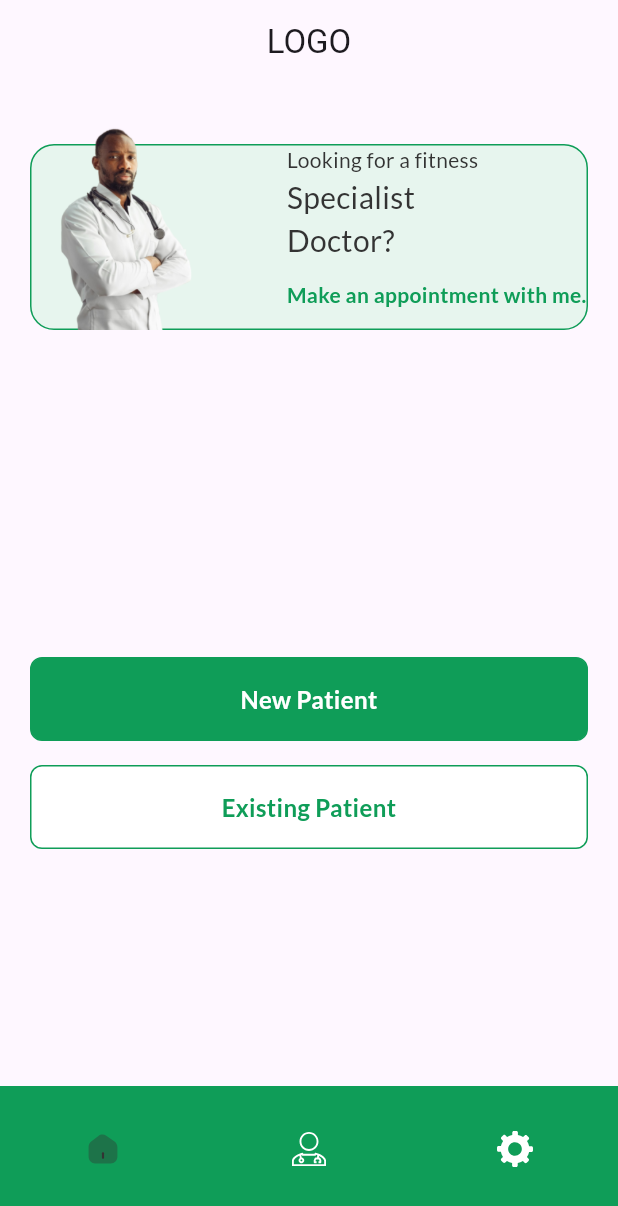
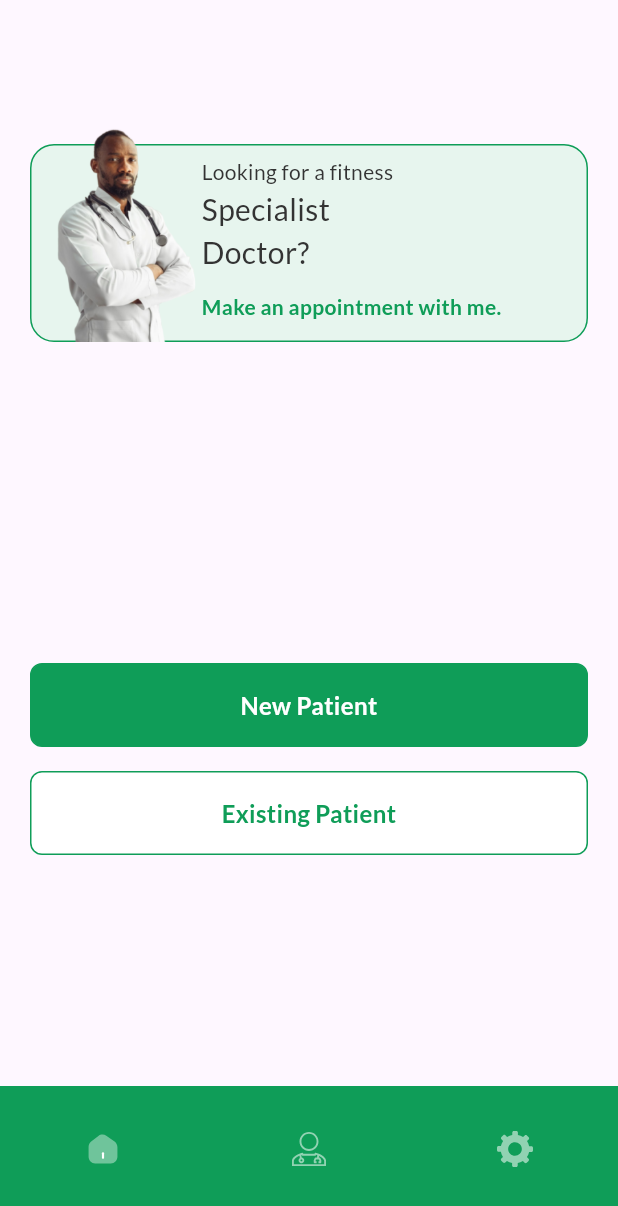
Before and after one commit to bdCalling-Sdt-hub/dr_booking, a Flutter app: the screen it shows after launch, on a phone screen of 412 x 824 dp. Shown: the top 1206 px of the screen. Run offline on Flutter 3.47's test engine with Material 3 defaults, Android fonts, the phone set to English and light mode, and no system bars; our stand-ins replace flutter_svg, get, google_fonts; missing offline and left inert: syncfusion_flutter_signaturepad; project files that could hold a hidden picture were left out.

Commit message:
feat(all screen): done

```diff
--- a/lib/view/screens/home/home_screen.dart
+++ b/lib/view/screens/home/home_screen.dart
@@ -17,12 +17,17 @@ class _HomeScreenState extends State<HomeScreen> {
   @override
   Widget build(BuildContext context) {
     return Scaffold(
+      // appBar: AppBar(
+      //   title: const Text("LOGO"),
+      //   centerTitle: true,
+      //   automaticallyImplyLeading: false,
+      // ),
+      // backgroundColor: Colors.amberAccent,
+
       appBar: AppBar(
-        title: const Text("LOGO"),
-        centerTitle: true,
         automaticallyImplyLeading: false,
+
       ),
-      // backgroundColor: Colors.amberAccent,
       body: Padding(
         padding: const EdgeInsets.symmetric(vertical: 40.0,horizontal: 20),
         child: Column(
@@ -32,6 +37,7 @@ class _HomeScreenState extends State<HomeScreen> {
              clipBehavior:Clip.none,
               children: [
                 Container(
+                  padding: EdgeInsets.only(top: 8),
                   width: MediaQuery.of(context).size.width,
                   decoration: BoxDecoration(
                       color: AppColors.foundationColor1,
@@ -41,6 +47,8 @@ class _HomeScreenState extends State<HomeScreen> {
                   child: const Row(
                     mainAxisAlignment: MainAxisAlignment.spaceBetween,
                     children: [
+                      SizedBox(),
+
                       SizedBox(),
                       Column(
                         mainAxisAlignment: MainAxisAlignment.spaceBetween,
@@ -73,7 +81,7 @@ class _HomeScreenState extends State<HomeScreen> {
                          ),
                        ],
                       ),
-
+                      SizedBox(),
                     ],
                   ),
                 ),
--- a/lib/view/widgets/bottom_nav/custom_bottom_nav_bar.dart
+++ b/lib/view/widgets/bottom_nav/custom_bottom_nav_bar.dart
@@ -101,8 +101,8 @@ class MenuBarItems extends StatelessWidget {
             CustomImage(
               imageType: ImageType.svg,
                 imageColor: index != selectedIndex
-                    ? AppColors.whiteColor
-                    : AppColors.foundationGrey,
+                    ? const Color(0xff91D2B2)
+                    : AppColors.whiteColor,
                 size: 24,
                 imageSrc: image),
 
```
Also changed, not shown: lib/view/screens/form/initial_form2_screen.dart (+1 -6 lines), lib/view/screens/progress_form/progress_form_screen.dart (+10 -4 lines).
